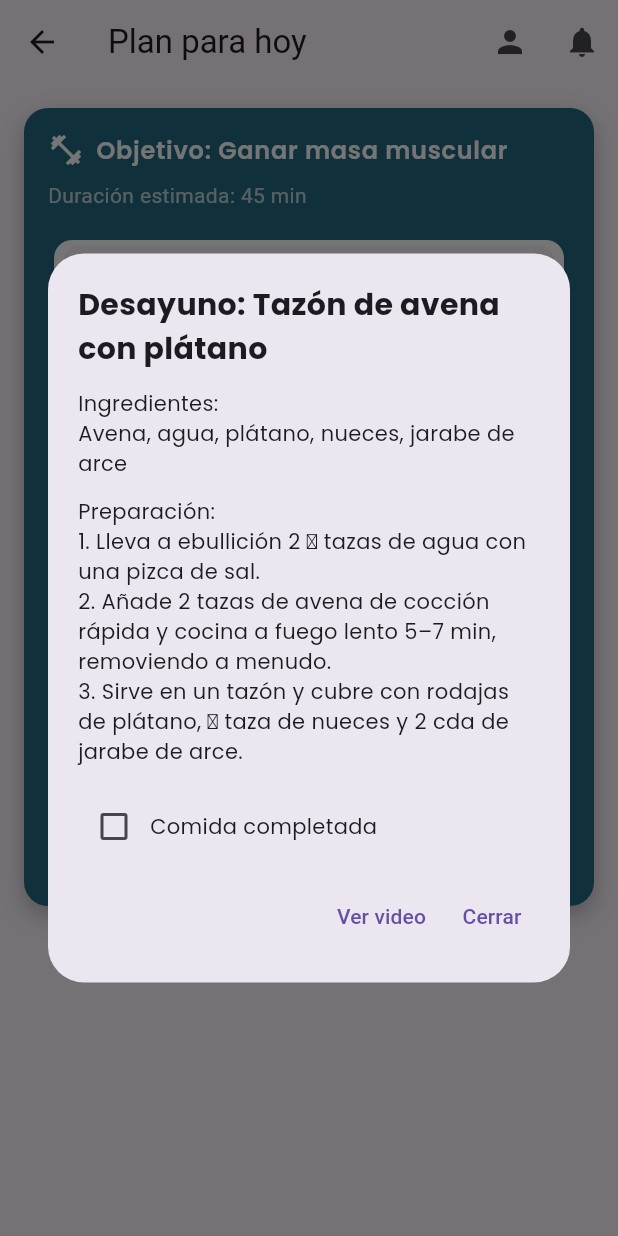
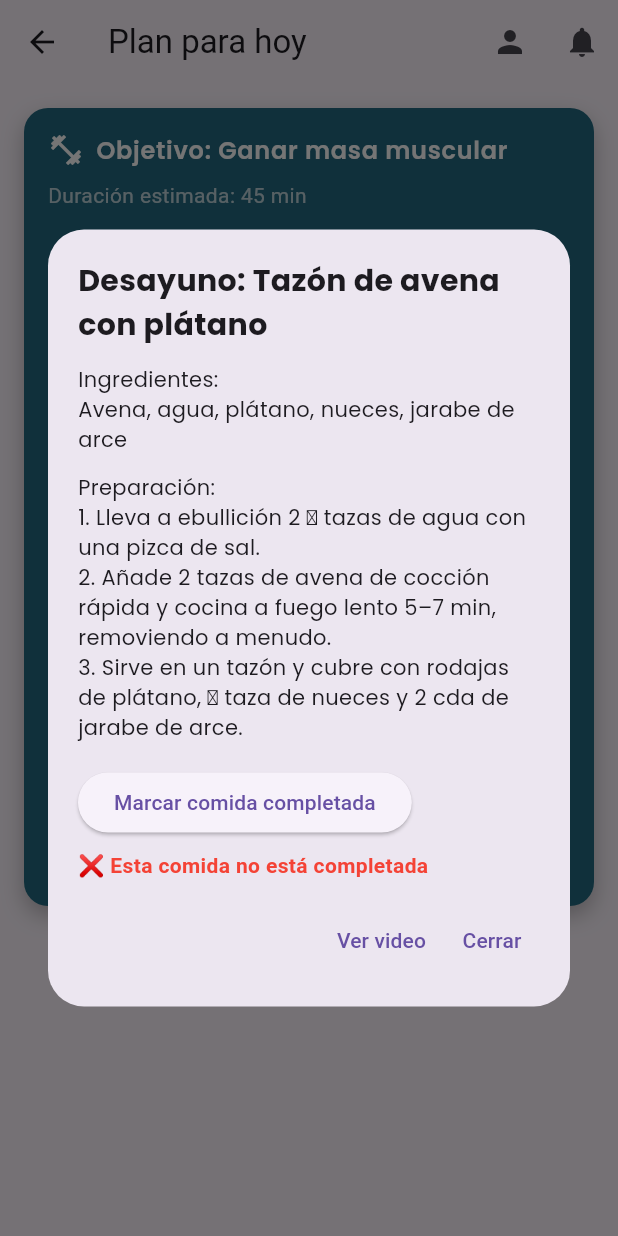
Before and after one commit to HabitsGo-ChfHeroes/habits_go_front, a Flutter app: the DailyPlanScreen screen opened by its route, after a tap on an icon or button, on a phone screen of 412 x 824 dp. Run offline on Flutter 3.47's test engine with Material 3 defaults, Android fonts, the phone set to English and light mode, and no system bars; our stand-ins replace fl_chart, google_fonts, lottie.

Commit message:
Feature: Change checkbox to button
Fixed a button that changes the status of each completed meal on the daily plan day

```diff
--- a/lib/screens/daily_plan_screen.dart
+++ b/lib/screens/daily_plan_screen.dart
@@ -28,8 +28,8 @@ class DailyPlanScreen extends StatefulWidget {
 }
 
 class _DailyPlanScreenState extends State<DailyPlanScreen> {
+  List<bool> completedMeals = List.filled(meals.length, false);
   // Datos estáticos de ejemplo para cada comida
-  Set<int> completedMeals = {};
 
   static const List<Meal> meals = [
   Meal(
@@ -201,12 +201,13 @@ Widget build(BuildContext context) {
     showDialog(
       context: context,
       builder: (_) {
-        bool isCompleted = completedMeals.contains(index);
-        return StatefulBuilder( // Importante para manejar estado local del diálogo
+        bool isCompleted = completedMeals[index];
+
+        return StatefulBuilder(
           builder: (context, setState) => Dialog(
             shape: RoundedRectangleBorder(borderRadius: BorderRadius.circular(24)),
             elevation: 16,
-            insetPadding: EdgeInsets.symmetric(horizontal: 32, vertical: 24),
+            insetPadding: const EdgeInsets.symmetric(horizontal: 32, vertical: 24),
             child: Padding(
               padding: const EdgeInsets.all(20),
               child: Column(
@@ -224,42 +225,46 @@ Widget build(BuildContext context) {
                       style: GoogleFonts.poppins()),
                   const SizedBox(height: 16),
 
-                  Row(
-                    children: [
-                      Checkbox(
-                        value: isCompleted,
-                        activeColor: Theme.of(context).primaryColor,
-                        onChanged: (value) {
-                          setState(() {
-                            isCompleted = value ?? false;
-                          });
-                          this.setState(() {
-                            if (value == true) {
-                              completedMeals.add(index);
-                            } else {
-                              completedMeals.remove(index);
-                            }
-                          });
-                        },
-                      ),
-                      Text("Comida completada", style: GoogleFonts.poppins())
-                    ],
+                  ElevatedButton(
+                    onPressed: () {
+                      setState(() {
+                        isCompleted = !isCompleted;
+                        completedMeals[index] = isCompleted;
+                      });
+                    },
+                    child: Text(isCompleted
+                        ? 'Desmarcar comida'
+                        : 'Marcar comida completada'),
                   ),
 
-                  const SizedBox(height: 12),
+                  const SizedBox(height: 8),
+
+                  Text(
+                    isCompleted
+                        ? '✅ Esta comida está completada'
+                        : '❌ Esta comida no está completada',
+                    style: TextStyle(
+                      color: isCompleted ? Colors.green : Colors.red,
+                      fontWeight: FontWeight.w600,
+                    ),
+                  ),
+
+                  const SizedBox(height: 16),
+
+                  // Botones inferiores
                   Row(
                     mainAxisAlignment: MainAxisAlignment.end,
                     children: [
                       TextButton(
                         onPressed: () => launchUrl(Uri.parse(meal.videoUrl)),
-                        child: Text('Ver video'),
+                        child: const Text('Ver video'),
                       ),
                       TextButton(
                         onPressed: () => Navigator.pop(context),
-                        child: Text('Cerrar'),
+                        child: const Text('Cerrar'),
                       ),
                     ],
-                  )
+                  ),
                 ],
               ),
             ),
```
